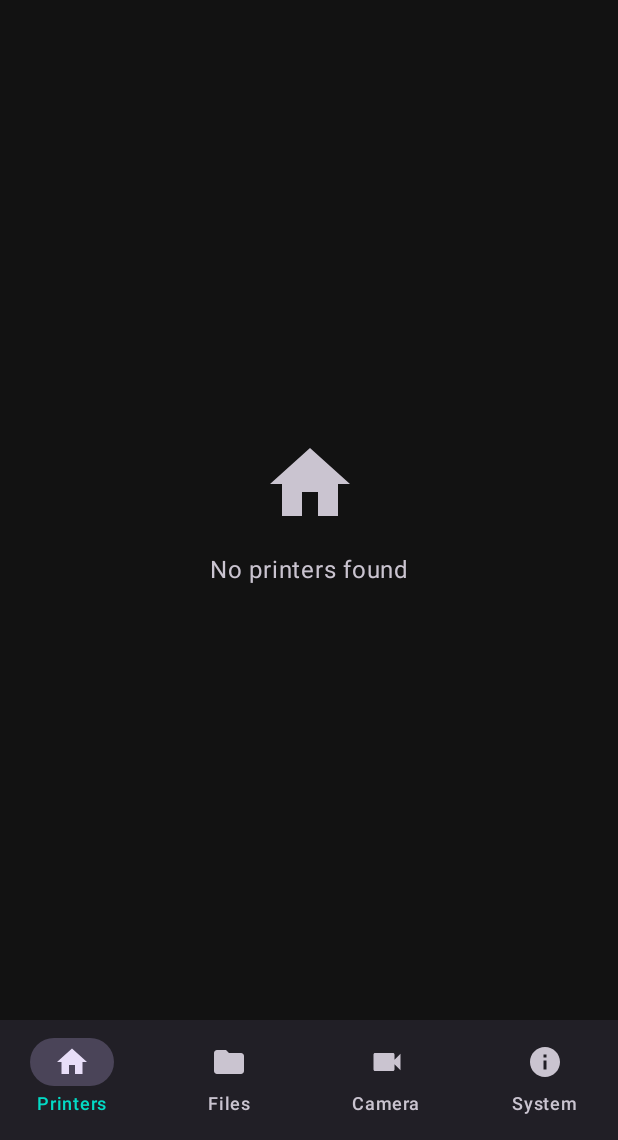
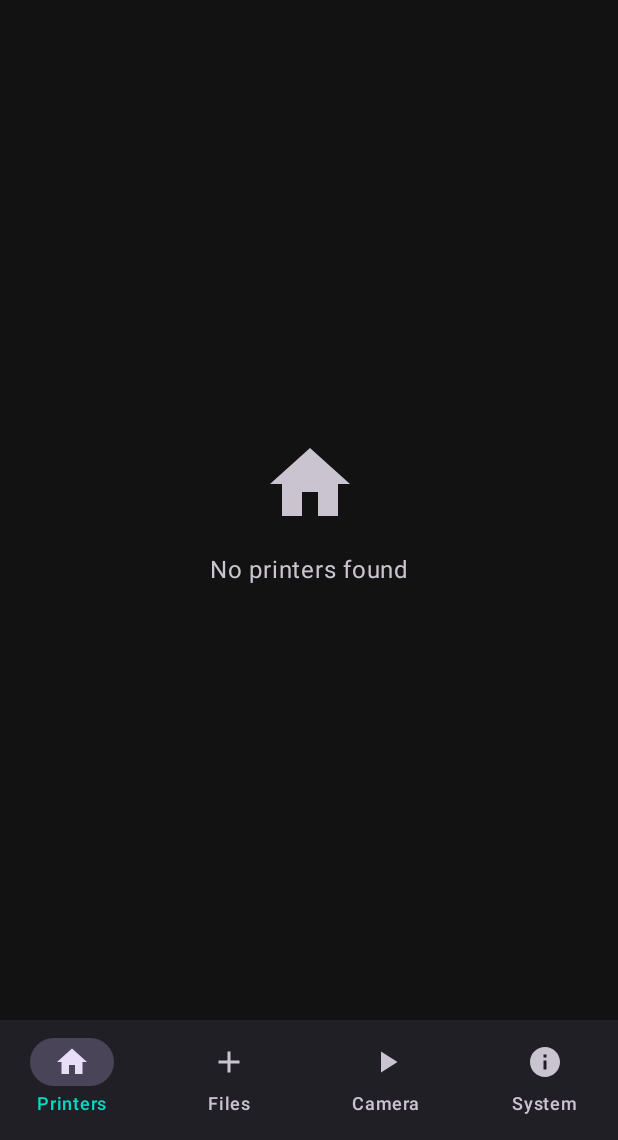
Before and after one commit to xmodpt/ChitUI_v1, an Android app built with Jetpack Compose: the composable MainAppScreen shown on its own in the app's theme, on a phone screen of 412 x 824 dp, the part 96-1236 px from its top. Run offline under Robolectric (Android 15) with nearby library versions, the phone set to English and light mode, and no system bars.

Commit message:
Fix remaining Material Icon imports - use only available icons
- Removed imports for unavailable Folder and Videocam icons
- Replaced with standard Material Icons:
  - Files tab: Add icon (represents adding/browsing files)
  - Camera tab: PlayArrow icon (represents media/video playback)
- All icons now use only the base Material Icons set

This fixes the final compilation errors for unresolved icon references.

```diff
--- a/android-app/app/src/main/java/com/chitui/remote/ui/screens/MainScreen.kt
+++ b/android-app/app/src/main/java/com/chitui/remote/ui/screens/MainScreen.kt
@@ -7,12 +7,10 @@ import androidx.compose.material.icons.filled.Add
 import androidx.compose.material.icons.filled.Close
 import androidx.compose.material.icons.filled.Delete
 import androidx.compose.material.icons.filled.ExitToApp
-import androidx.compose.material.icons.filled.Folder
 import androidx.compose.material.icons.filled.Home
 import androidx.compose.material.icons.filled.Info
 import androidx.compose.material.icons.filled.PlayArrow
 import androidx.compose.material.icons.filled.Settings
-import androidx.compose.material.icons.filled.Videocam
 import androidx.compose.material3.*
 import androidx.compose.runtime.*
 import androidx.compose.ui.Alignment
@@ -203,13 +201,13 @@ fun MainAppScreen(viewModel: MainViewModel) {
                     onClick = { selectedTab = 0 }
                 )
                 NavigationBarItem(
-                    icon = { Icon(Icons.Filled.Folder, contentDescription = "Files") },
+                    icon = { Icon(Icons.Filled.Add, contentDescription = "Files") },
                     label = { Text("Files") },
                     selected = selectedTab == 1,
                     onClick = { selectedTab = 1 }
                 )
                 NavigationBarItem(
-                    icon = { Icon(Icons.Filled.Videocam, contentDescription = "Camera") },
+                    icon = { Icon(Icons.Filled.PlayArrow, contentDescription = "Camera") },
                     label = { Text("Camera") },
                     selected = selectedTab == 2,
                     onClick = { selectedTab = 2 }
```
